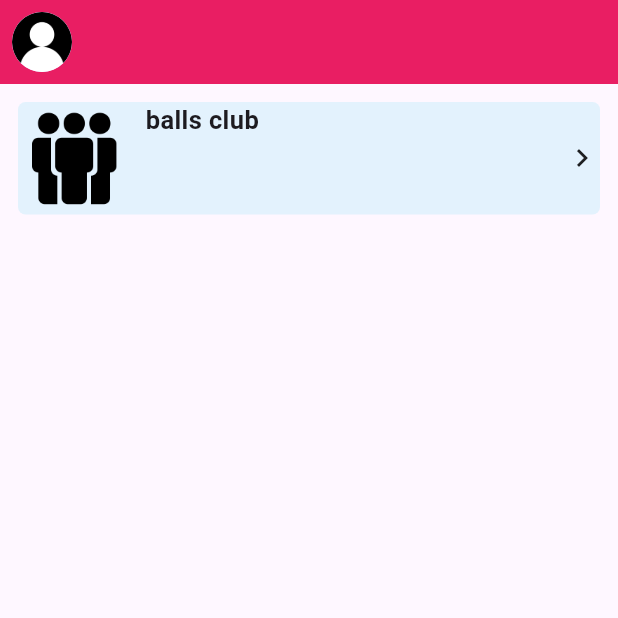
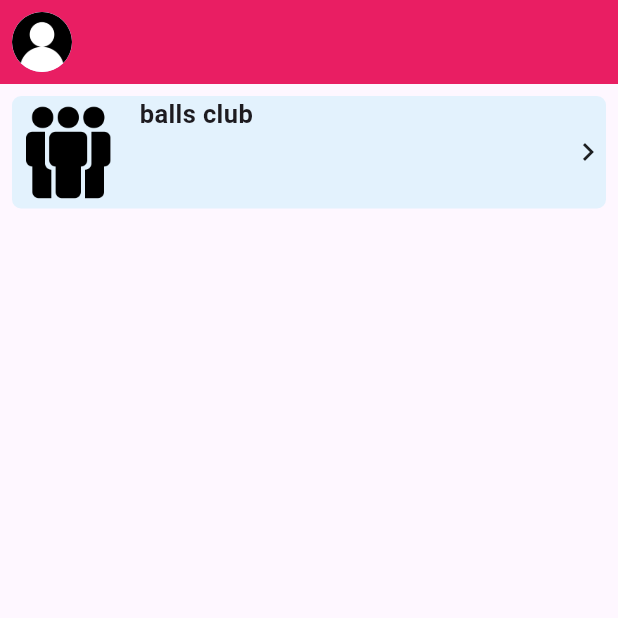
Before and after one commit to Snare295/VirtMNC-client, a Flutter app: the screen it shows after launch, on a phone screen of 412 x 824 dp, the top half of it. Run offline on Flutter 3.47's test engine with Material 2 defaults, Android fonts, the phone set to English and light mode, and no system bars; drawn by our look-alikes of auto_size_text; our stand-ins replace logger.

Commit message:
Rework GroupTile easy layout constants

```diff
--- a/lib/ui/widgets/home/group_tile.dart
+++ b/lib/ui/widgets/home/group_tile.dart
@@ -12,6 +12,10 @@ class GroupTile extends StatelessWidget {
   final String name;
   final ImageProvider<Object> groupImg;
 
+  static const double heightOfTile = 75;
+  static const double marginAround = 8;
+  static const double roundness = 6;
+
   @override
   Widget build(BuildContext context) {
     return GestureDetector(
@@ -24,10 +28,11 @@ class GroupTile extends StatelessWidget {
         );
       },
       child: Container(
-        height: 75,
-        margin: const EdgeInsets.fromLTRB(12, 12, 12, 0),
+        height: heightOfTile,
+        margin: const EdgeInsets.fromLTRB(
+            marginAround, marginAround, marginAround, 0),
         decoration: BoxDecoration(
-            borderRadius: const BorderRadius.all(Radius.circular(5)),
+            borderRadius: const BorderRadius.all(Radius.circular(roundness)),
             color: Theme.of(context).secondaryHeaderColor),
         child: Row(
           children: [
```
